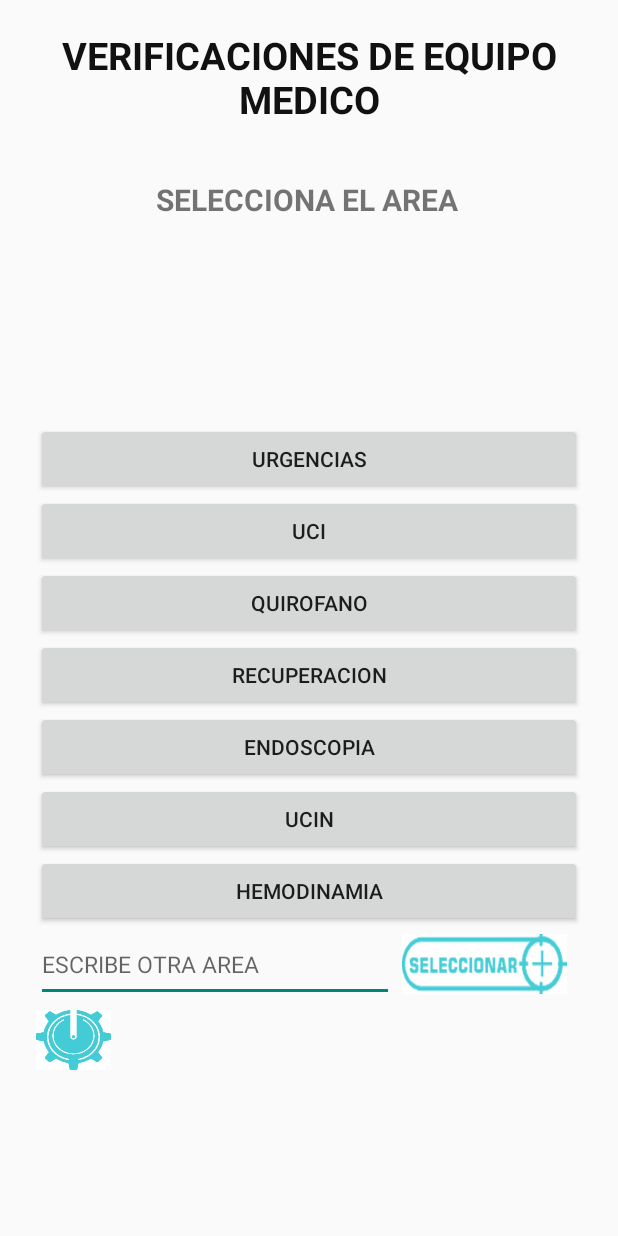
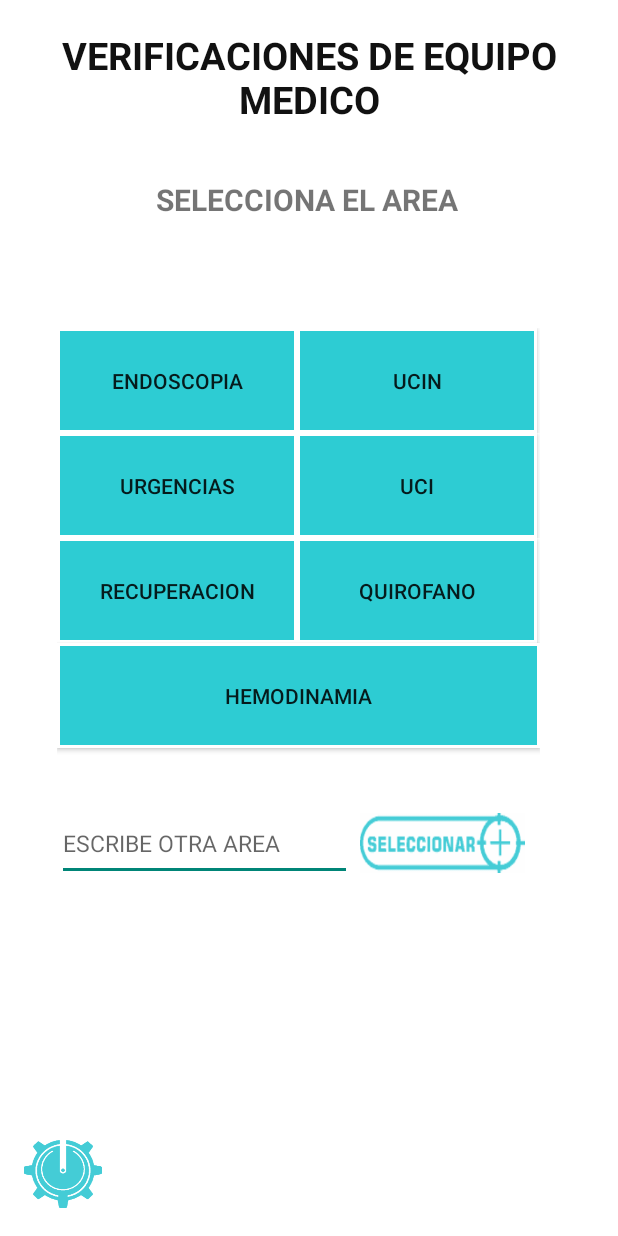
Before and after one commit to rubennavarrete10/LOGIN, an Android app: the layout activity_main.xml on its own in the app's theme, with its tools: preview values and no code run, on a phone screen of 412 x 824 dp. Run offline under Robolectric (Android 15) with nearby library versions, the phone set to English and light mode, and no system bars.

Commit message:
ya quedo

```diff
--- a/app/src/main/java/com/example/login/MainActivity.java
+++ b/app/src/main/java/com/example/login/MainActivity.java
@@ -55,7 +55,8 @@ public class MainActivity extends AppCompatActivity {
     public static final String SHARED_PREFSl = "sharedPrefsL";
     private static final String TAG ="";
     private boolean presionado;
-    String push="#2DCCD3";
+    //String push="#2DCCD3";
+    String push = "#ffffff";
     String area = "";
     Timer tiempo=new Timer();
     String resultado = "";
@@ -97,6 +98,8 @@ public class MainActivity extends AppCompatActivity {
         final Button HEMODINAMIA = (Button) findViewById(R.id.button23);
         final Drawable d = URGENCIAS.getBackground();
         final ImageButton imageb = (ImageButton)findViewById(R.id.imageButton);
+
+
         imageb.setOnTouchListener(new View.OnTouchListener() {
             @Override
             public boolean onTouch(View v, MotionEvent event) {
--- /dev/null
+++ b/app/src/main/res/drawable/itemborder.xml
@@ -0,0 +1,14 @@
+<?xml version="1.0" encoding="utf-8"?>
+
+<layer-list xmlns:android="http://schemas.android.com/apk/res/android">
+    <item>
+        <shape android:shape="rectangle">
+            <solid android:color="#ffffff" />
+        </shape>
+    </item>
+    <item android:left="2dp" android:right="2dp" android:top="2dp" android:bottom="2dp">
+        <shape android:shape="rectangle">
+            <solid android:color="#2DCCD3" />
+        </shape>
+    </item>
+</layer-list>
--- a/app/src/main/res/layout/activity_main.xml
+++ b/app/src/main/res/layout/activity_main.xml
@@ -4,6 +4,7 @@
     xmlns:tools="http://schemas.android.com/tools"
     android:layout_width="match_parent"
     android:layout_height="match_parent"
+    android:background="#ffffff"
     tools:context=".MainActivity">
 
 
@@ -35,62 +36,100 @@
         app:layout_constraintTop_toBottomOf="@+id/textView" />
 
     <ScrollView
-        android:layout_width="0dp"
-        android:layout_height="wrap_content"
+        android:layout_width="322dp"
+        android:layout_height="429dp"
+        android:layout_marginLeft="24dp"
         android:layout_marginTop="24dp"
-        android:layout_marginLeft="24dp"
         android:layout_marginRight="24dp"
         app:layout_constraintBottom_toBottomOf="parent"
         app:layout_constraintEnd_toEndOf="parent"
+        app:layout_constraintHorizontal_bias="0.333"
         app:layout_constraintStart_toStartOf="parent"
-        app:layout_constraintTop_toBottomOf="@+id/textView4">
+        app:layout_constraintTop_toBottomOf="@+id/textView4"
+        app:layout_constraintVertical_bias="0.213">
 
         <LinearLayout
             android:layout_width="match_parent"
             android:layout_height="match_parent"
             android:orientation="vertical">
 
-            <Button
-                android:id="@+id/button2"
+            <LinearLayout
                 android:layout_width="match_parent"
                 android:layout_height="match_parent"
-                android:text="URGENCIAS" />
+                android:orientation="horizontal">
 
-            <Button
-                android:id="@+id/button3"
+                <Button
+                    android:id="@+id/button6"
+                    android:layout_width="160dp"
+                    android:layout_height="70dp"
+                    android:background="@drawable/itemborder"
+                    android:text="ENDOSCOPIA" />
+
+                <Button
+                    android:id="@+id/button7"
+                    android:layout_width="160dp"
+                    android:background="@drawable/itemborder"
+                    android:layout_height="match_parent"
+                    android:text="UCIN" />
+            </LinearLayout>
+
+            <LinearLayout
                 android:layout_width="match_parent"
                 android:layout_height="match_parent"
-                android:text="UCI" />
+                android:orientation="horizontal">
 
-            <Button
-                android:id="@+id/button4"
+                <Button
+                    android:id="@+id/button2"
+                    android:layout_width="160dp"
+                    android:layout_height="70dp"
+                    android:background="@drawable/itemborder"
+                    android:text="URGENCIAS" />
+
+                <Button
+                    android:id="@+id/button3"
+                    android:layout_width="160dp"
+                    android:background="@drawable/itemborder"
+                    android:layout_height="match_parent"
+                    android:text="UCI" />
+            </LinearLayout>
+
+            <LinearLayout
                 android:layout_width="match_parent"
                 android:layout_height="match_parent"
-                android:text="QUIROFANO" />
+                android:orientation="horizontal">
 
-            <Button
-                android:id="@+id/button5"
-                android:layout_width="match_parent"
-                android:layout_height="match_parent"
-                android:text="RECUPERACION" />
+                <Button
+                    android:id="@+id/button5"
+                    android:layout_width="160dp"
+                    android:layout_height="70dp"
+                    android:background="@drawable/itemborder"
+                    android:text="RECUPERACION" />
 
-            <Button
-                android:id="@+id/button6"
-                android:layout_width="match_parent"
-                android:layout_height="match_parent"
-                android:text="ENDOSCOPIA" />
-
-            <Button
-                android:id="@+id/button7"
-                android:layout_width="match_parent"
-                android:layout_height="match_parent"
-                android:text="UCIN" />
+                <Button
+                    android:id="@+id/button4"
+                    android:layout_width="160dp"
+                    android:layout_height="match_parent"
+                    android:background="@drawable/itemborder"
+                    android:text="QUIROFANO" />
+            </LinearLayout>
 
             <Button
                 android:id="@+id/button23"
                 android:layout_width="match_parent"
-                android:layout_height="match_parent"
+                android:layout_height="70dp"
+                android:background="@drawable/itemborder"
                 android:text="HEMODINAMIA" />
+
+            <TextView
+                android:layout_width="match_parent"
+                android:layout_height="wrap_content"
+                android:visibility="invisible"
+                android:text="TextView" />
+            <TextView
+                android:layout_width="match_parent"
+                android:layout_height="wrap_content"
+                android:visibility="invisible"
+                android:text="TextView" />
 
             <LinearLayout
                 android:layout_width="match_parent"
@@ -104,6 +143,7 @@
                     android:layout_weight="1"
                     android:ems="10"
                     android:hint="ESCRIBE OTRA AREA"
+
                     android:inputType="textPersonName"
                     android:textSize="15dp" />
 
@@ -121,17 +161,38 @@
 
             </LinearLayout>
 
-            <ImageButton
-                android:id="@+id/imageButton"
-                android:layout_width="50dp"
-                android:layout_height="40dp"
-                android:layout_marginTop="5dp"
-                android:background="@android:color/transparent"
-                android:scaleType="fitXY"
-                app:srcCompat="@drawable/config" />
+            <TextView
+                android:layout_width="match_parent"
+                android:layout_height="wrap_content"
+                android:visibility="invisible"
+                android:text="TextView" />
+            <TextView
+                android:layout_width="match_parent"
+                android:layout_height="wrap_content"
+                android:visibility="invisible"
+                android:text="TextView" />
+            <TextView
+                android:layout_width="match_parent"
+                android:layout_height="wrap_content"
+                android:visibility="invisible"
+                android:text="TextView" />
 
         </LinearLayout>
     </ScrollView>
 
+    <ImageButton
+        android:id="@+id/imageButton"
+        android:layout_width="52dp"
+        android:layout_height="45dp"
+        android:background="@android:color/transparent"
+        android:scaleType="fitXY"
+        app:layout_constraintBottom_toBottomOf="parent"
+        app:layout_constraintEnd_toEndOf="parent"
+        app:layout_constraintHorizontal_bias="0.044"
+        app:layout_constraintStart_toStartOf="parent"
+        app:layout_constraintTop_toTopOf="parent"
+        app:layout_constraintVertical_bias="0.976"
+        app:srcCompat="@drawable/config" />
+
 
 </androidx.constraintlayout.widget.ConstraintLayout>
```
Also changed, not shown: app/src/main/res/drawable/itemborder2.xml (added, +14 -0 lines), app/src/main/res/layout/area.xml (+48 -0 lines), app/src/main/res/drawable/deta_recuadrosemicircular.png (added).
